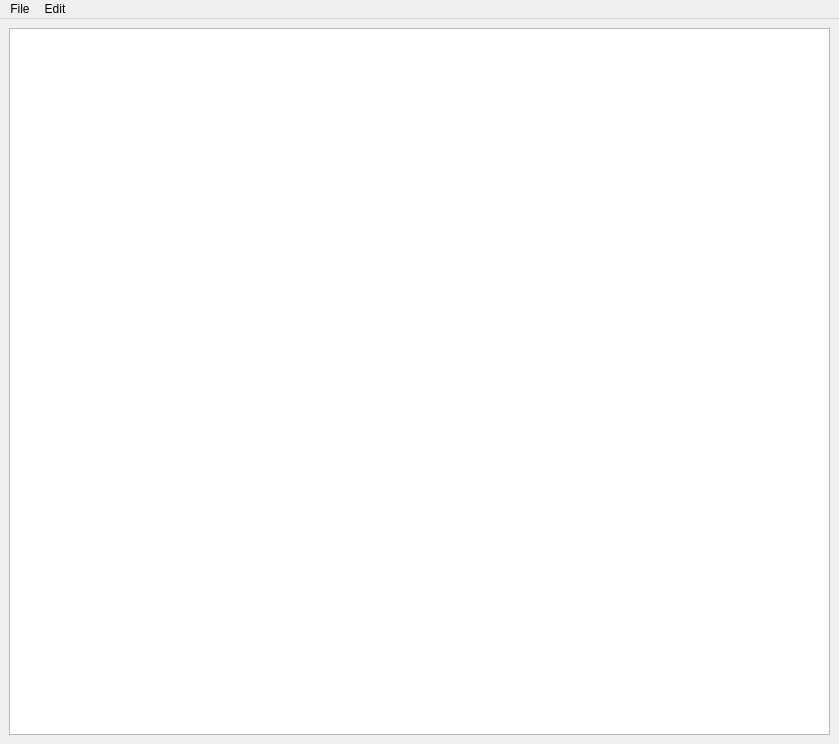
Qt form editor/MainEditor.ui (gianluca-amprimo/pds-project) before a commit.
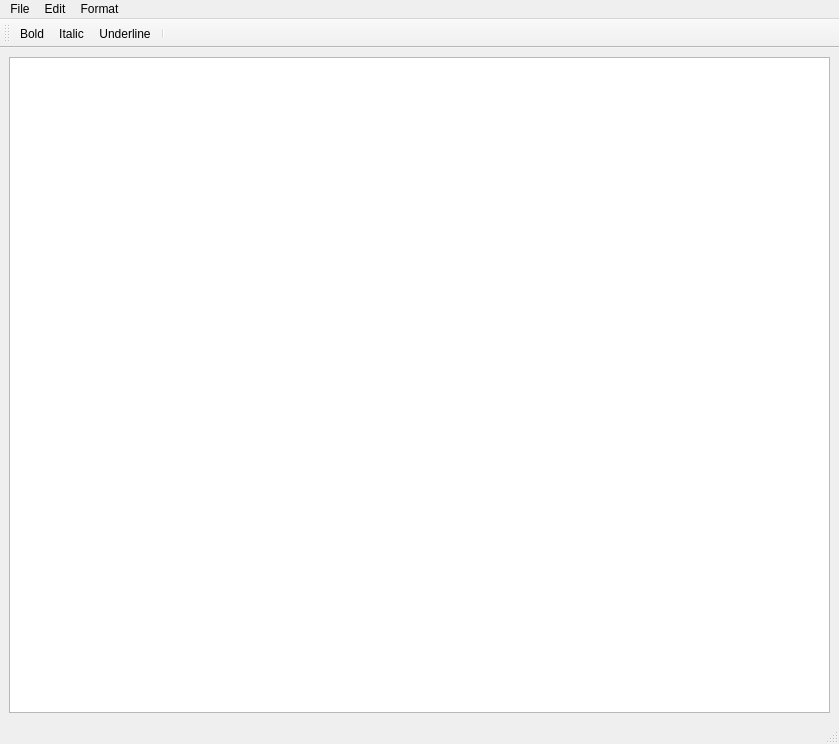
The same form after that commit. Icons and pictures are not drawn.

The edit to the form file:
```diff
--- a/editor/MainEditor.ui
+++ b/editor/MainEditor.ui
@@ -21,7 +21,7 @@
     <enum>Qt::RightToLeft</enum>
    </property>
    <layout class="QGridLayout" name="gridLayout">
-    <item row="0" column="0">
+    <item row="2" column="0">
      <widget class="QTextEdit" name="textArea"/>
     </item>
    </layout>
@@ -50,14 +50,34 @@
     <addaction name="copy"/>
     <addaction name="paste"/>
    </widget>
+   <widget class="QMenu" name="menuStyling">
+    <property name="title">
+     <string>Format</string>
+    </property>
+    <addaction name="bold"/>
+    <addaction name="italic"/>
+    <addaction name="underline"/>
+   </widget>
    <addaction name="menuFile"/>
    <addaction name="menuEdit"/>
+   <addaction name="menuStyling"/>
   </widget>
-  <action name="actionboh">
-   <property name="text">
-    <string>boh</string>
+  <widget class="QStatusBar" name="statusBar"/>
+  <widget class="QToolBar" name="toolBar">
+   <property name="windowTitle">
+    <string>toolBar</string>
    </property>
-  </action>
+   <attribute name="toolBarArea">
+    <enum>TopToolBarArea</enum>
+   </attribute>
+   <attribute name="toolBarBreak">
+    <bool>false</bool>
+   </attribute>
+   <addaction name="bold"/>
+   <addaction name="italic"/>
+   <addaction name="underline"/>
+   <addaction name="separator"/>
+  </widget>
   <action name="saveAs">
    <property name="text">
     <string>Save As</string>
@@ -98,6 +118,46 @@
     <string>Ctrl+V</string>
    </property>
   </action>
+  <action name="bold">
+   <property name="text">
+    <string>Bold</string>
+   </property>
+   <property name="shortcut">
+    <string>Ctrl+B</string>
+   </property>
+  </action>
+  <action name="italic">
+   <property name="icon">
+    <iconset theme="Material">
+     <normaloff>.</normaloff>.</iconset>
+   </property>
+   <property name="text">
+    <string>Italic</string>
+   </property>
+   <property name="shortcut">
+    <string>Ctrl+I</string>
+   </property>
+  </action>
+  <action name="underline">
+   <property name="icon">
+    <iconset theme="Material">
+     <normaloff>.</normaloff>.</iconset>
+   </property>
+   <property name="text">
+    <string>Underline</string>
+   </property>
+   <property name="toolTip">
+    <string>Underline</string>
+   </property>
+   <property name="shortcut">
+    <string>Ctrl+U</string>
+   </property>
+  </action>
+  <action name="save">
+   <property name="text">
+    <string>Save</string>
+   </property>
+  </action>
  </widget>
  <resources/>
  <connections/>
```
Left out of the diff: 13 changed lines with no effect on the pictures.
